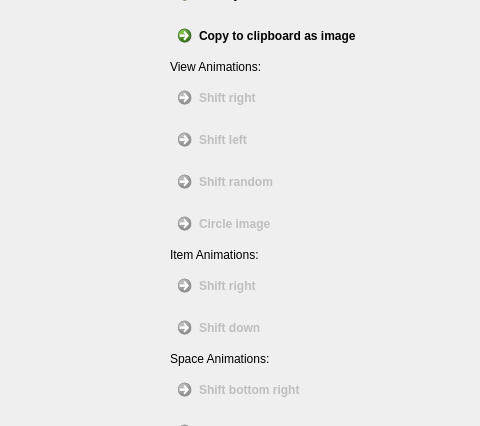
Above: demos/list-widgets/MainWindow.ui from lexxmark/qt-items before the change; both pictures show x 147 to 627 and y 119 to 545 of the 627 by 664 pixel window. Below: the same form after it.
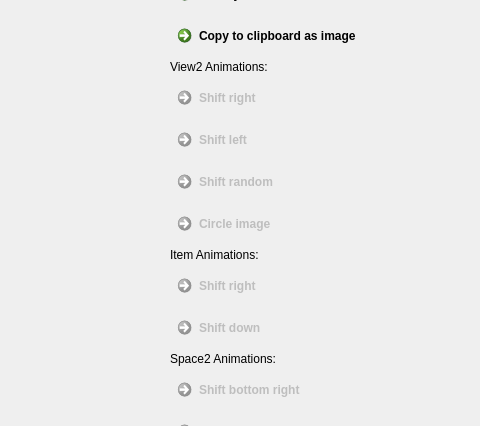
That is the form after the change. Custom widgets are drawn as their Qt base class.

Commit message: rename View/Space classes

```diff
--- a/demos/list-widgets/MainWindow.ui
+++ b/demos/list-widgets/MainWindow.ui
@@ -72,7 +72,7 @@
       <item>
        <widget class="QLabel" name="label">
         <property name="text">
-         <string>View Animations:</string>
+         <string>View2 Animations:</string>
         </property>
        </widget>
       </item>
@@ -152,7 +152,7 @@
       <item>
        <widget class="QLabel" name="label_3">
         <property name="text">
-         <string>Space Animations:</string>
+         <string>Space2 Animations:</string>
         </property>
        </widget>
       </item>
```
The commit also changes 53 other files.
